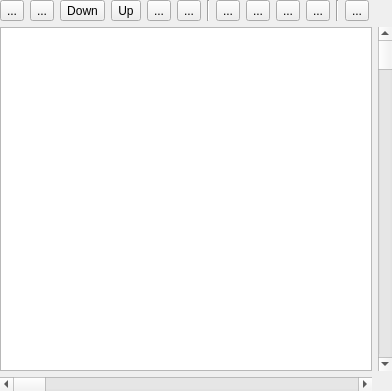
Qt form src/StarRPGEditor/StarRPGEditor/map_view.ui (wasedaigo/star-rpg-editor) before a commit.
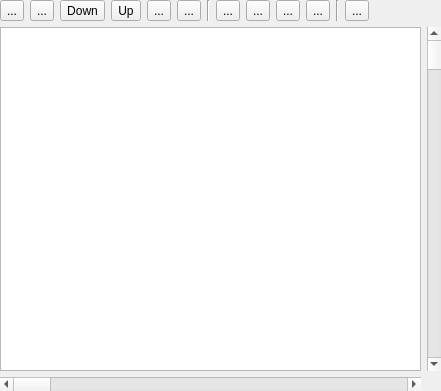
The same form after that commit. Icons and pictures are not drawn.

Commit message: Implemented toggle tool buttons

What changed in the file:
```diff
--- a/src/StarRPGEditor/StarRPGEditor/map_view.ui
+++ b/src/StarRPGEditor/StarRPGEditor/map_view.ui
@@ -6,7 +6,7 @@
    <rect>
     <x>0</x>
     <y>0</y>
-    <width>392</width>
+    <width>441</width>
     <height>391</height>
    </rect>
   </property>
```
The commit also changes 5 other files.
